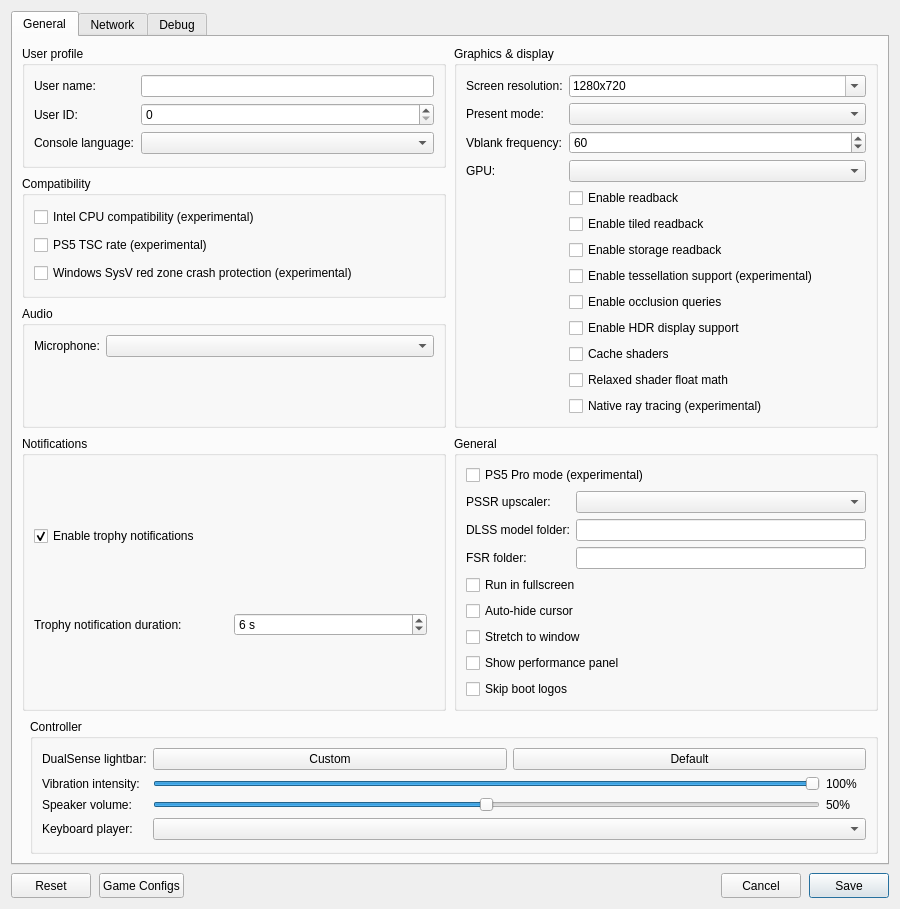
Nawid3333/KytyPS5, file src/launcher/forms/configuration_edit_dialog.ui: the form before one commit.
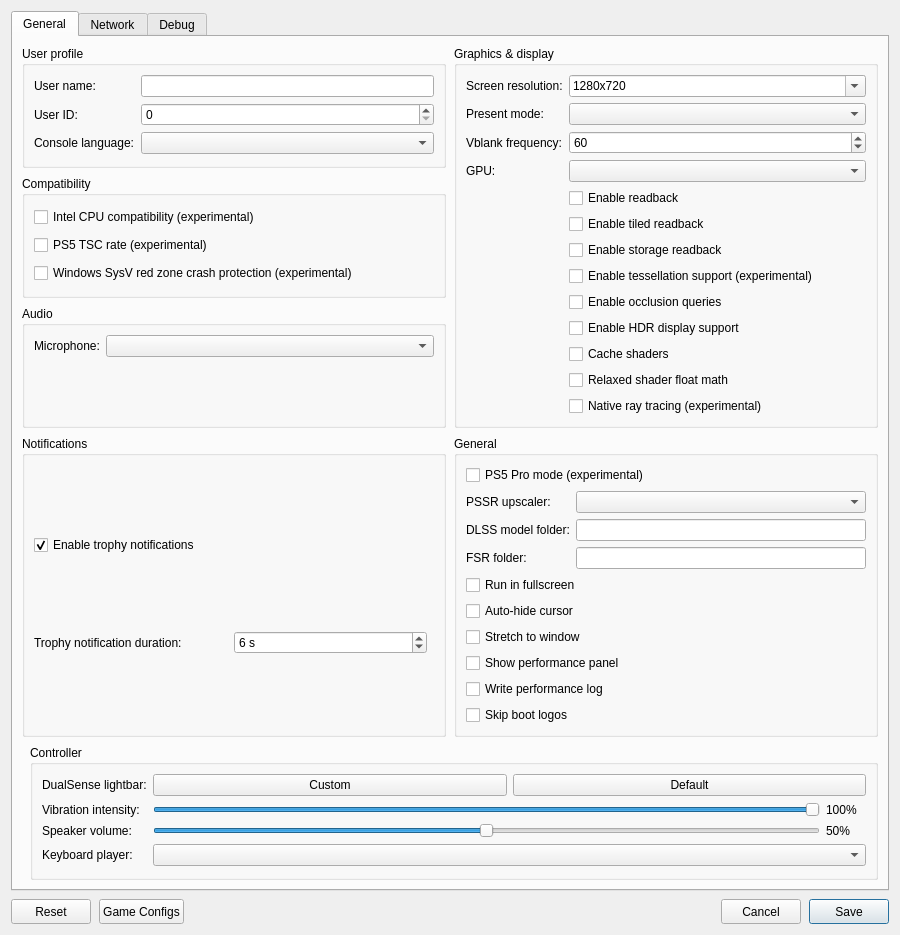
The form after the commit. Custom widgets are drawn as their Qt base class.

Commit message: lab: launcher switch 'Write performance log' (--perf-log), overlay sampler only while the panel is shown (test build, not for upstream)

```diff
--- a/src/launcher/forms/configuration_edit_dialog.ui
+++ b/src/launcher/forms/configuration_edit_dialog.ui
@@ -326,6 +326,12 @@
               <property name="text"><string>Show performance panel</string></property>
              </widget>
             </item>
+            <item>
+             <widget class="QCheckBox" name="checkBox_perf_log">
+              <property name="toolTip"><string>Every 10 seconds, write FPS, frame times and their causes (GPU waits, shader compiles, uploads, short sleeps) to the console and log. Slow frames get one line each.</string></property>
+              <property name="text"><string>Write performance log</string></property>
+             </widget>
+            </item>
             <item>
              <widget class="QCheckBox" name="checkBox_skip_notice_screen">
               <property name="toolTip"><string>Skip startup logos and notices in supported games.</string></property>
```
The commit also changes 9 other files.
